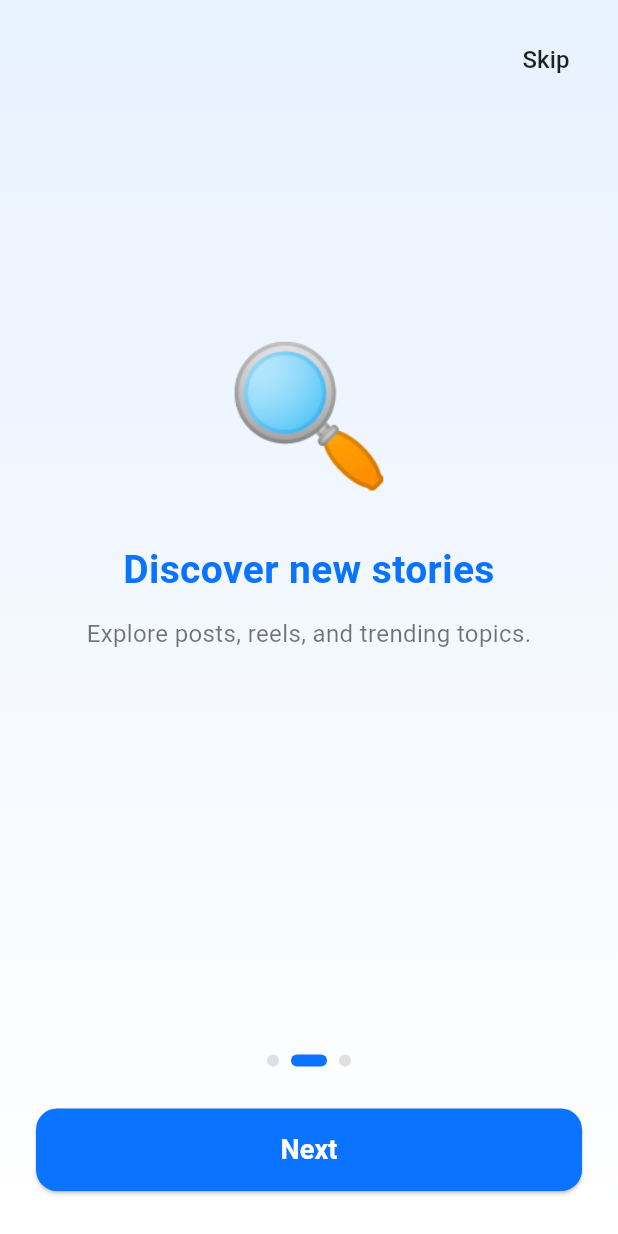
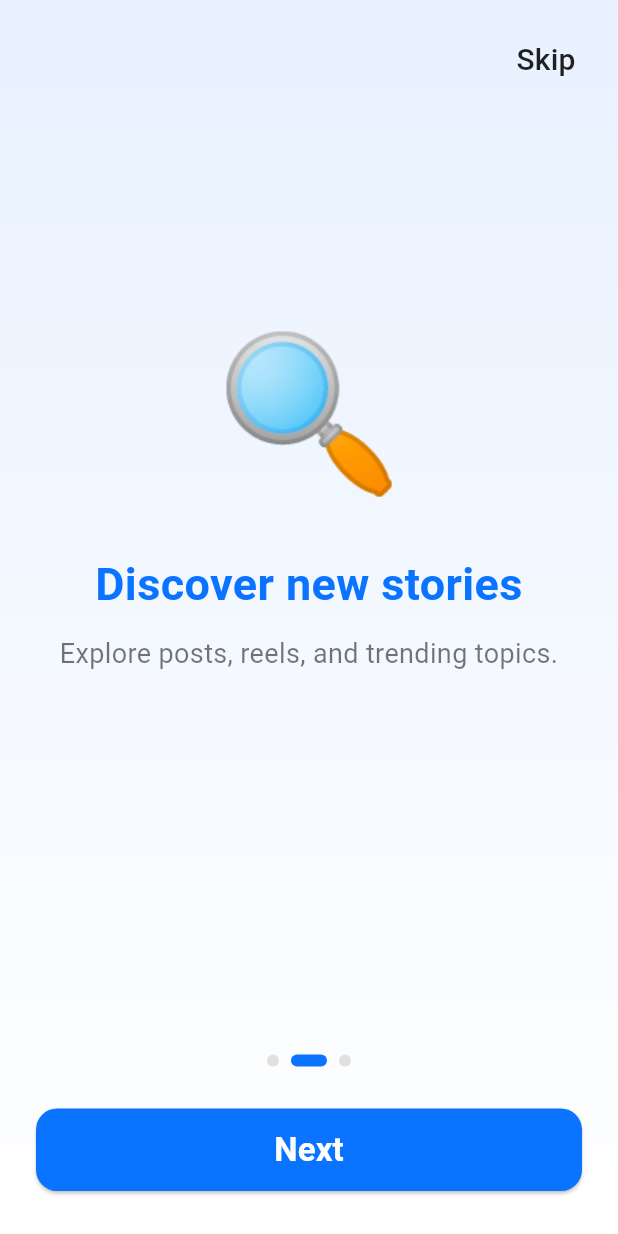
Before and after one commit to npratik0/frendly, a Flutter app: the OnboardingScreen screen opened by its route, swiped to page 2, on a phone screen of 412 x 824 dp. Run offline on Flutter 3.47's test engine with Material 3 defaults, Android fonts, the light colour scheme and no system bars.

Commit message:
Updated onboarding screen UI and layout

```diff
--- a/lib/screens/onboarding_screen.dart
+++ b/lib/screens/onboarding_screen.dart
@@ -62,7 +62,7 @@ class _OnboardingScreenState extends State<OnboardingScreen> {
                       "Skip",
                       style: TextStyle(
                         color: Colors.black87,
-                        fontSize: isTablet ? 20 : 16,
+                        fontSize: isTablet ? 24 : 20,
                       ),
                     ),
                   ),
@@ -83,7 +83,7 @@ class _OnboardingScreenState extends State<OnboardingScreen> {
                         // Emoji / Image
                         Text(
                           onboardingData[i]["emoji"]!,
-                          style: TextStyle(fontSize: isTablet ? 140 : 90),
+                          style: TextStyle(fontSize: isTablet ? 140 : 100),
                         ),
 
                         SizedBox(height: isTablet ? 40 : 20),
@@ -93,7 +93,7 @@ class _OnboardingScreenState extends State<OnboardingScreen> {
                           onboardingData[i]["title"]!,
                           textAlign: TextAlign.center,
                           style: AppStyles.screenTitle.copyWith(
-                            fontSize: isTablet ? 34 : 26,
+                            fontSize: isTablet ? 34 : 30,
                             fontWeight: FontWeight.bold,
                           ),
                         ),
@@ -109,7 +109,7 @@ class _OnboardingScreenState extends State<OnboardingScreen> {
                             onboardingData[i]["desc"]!,
                             textAlign: TextAlign.center,
                             style: AppStyles.subtitle.copyWith(
-                              fontSize: isTablet ? 20 : 16,
+                              fontSize: isTablet ? 24 : 18,
                               color: Colors.black54,
                             ),
                           ),
@@ -172,7 +172,7 @@ class _OnboardingScreenState extends State<OnboardingScreen> {
                           ? "Get Started"
                           : "Next",
                       style: TextStyle(
-                        fontSize: isTablet ? 22 : 18,
+                        fontSize: isTablet ? 28 : 22,
                         color: Colors.white,
                         fontWeight: FontWeight.w600,
                       ),
```
Also changed, not shown: lib/screens/splash_screen.dart (+0 -14 lines).
